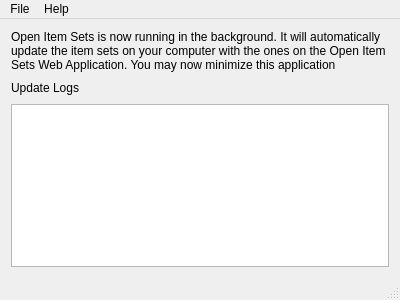
Before: the Qt Designer form src/mainwindow.ui in ichiro101/OpenItemSets_NativeClient, drawn with Qt 5.
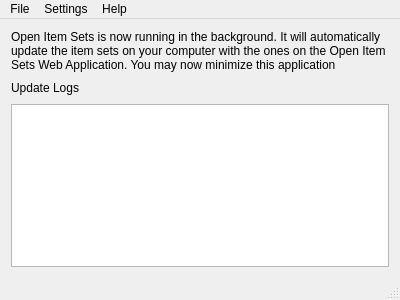
After: the same form once the commit is applied.

Commit message: implement settings from mainwindow, and as well as settings dialog

```diff
--- a/src/mainwindow.ui
+++ b/src/mainwindow.ui
@@ -76,7 +76,14 @@
     </property>
     <addaction name="actionAbout"/>
    </widget>
+   <widget class="QMenu" name="menuSettings">
+    <property name="title">
+     <string>Settings</string>
+    </property>
+    <addaction name="actionOpen_Settings"/>
+   </widget>
    <addaction name="menuFile"/>
+   <addaction name="menuSettings"/>
    <addaction name="menuHelp"/>
   </widget>
   <widget class="QStatusBar" name="statusBar"/>
```
Left out of the diff: 5 changed lines with no effect on the pictures. The commit also changes 4 other files.
